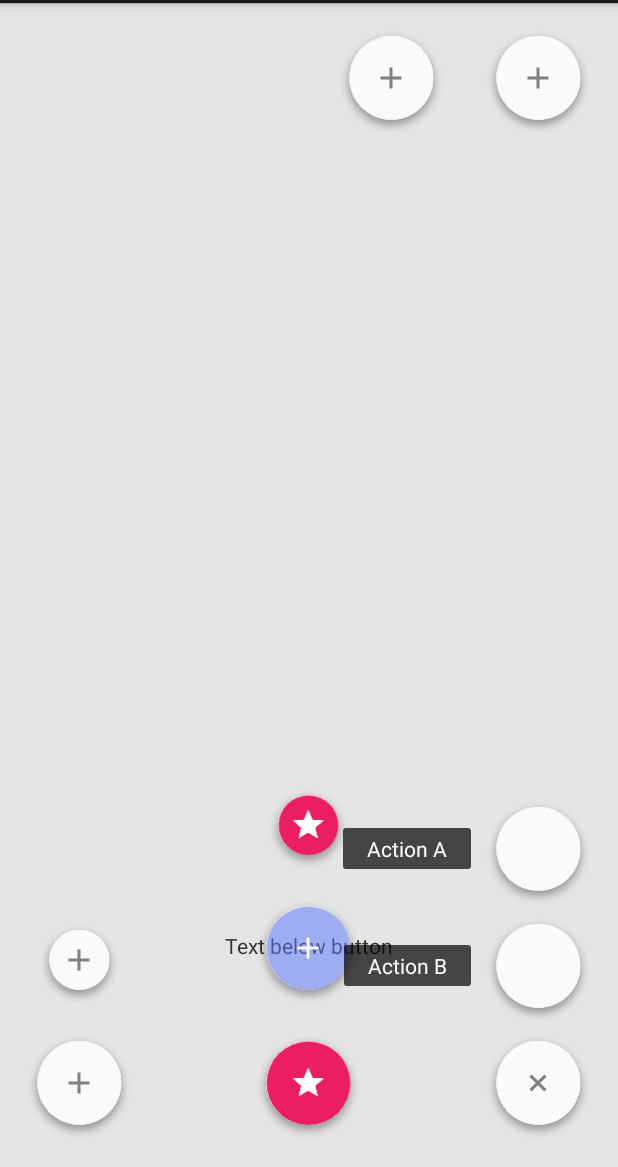
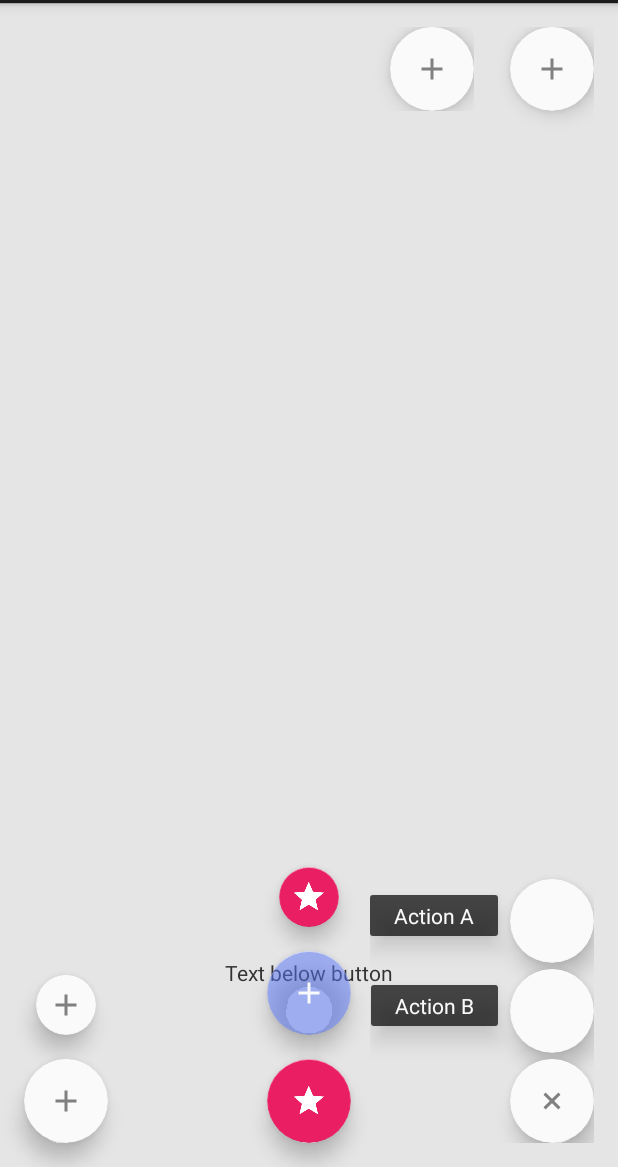
Before and after one commit to zendesk/android-floating-action-button, an Android app: the screen it shows after launch (MainActivity), after a tap on an icon or button, on a phone screen of 412 x 824 dp, the part 69-1236 px from its top. Run offline under Robolectric (Android 15) with nearby library versions, the phone set to English and light mode, and no system bars.

Commit message:
Elevation and ripple on API 21+
Todo: the elevation is not being rendered on the emulator. Possibly related to:

https://stackoverflow.com/questions/26636251/elevation-on-android-5-0-lollipop-not-working

```diff
--- a/library/src/main/java/com/getbase/floatingactionbutton/FloatingActionButton.java
+++ b/library/src/main/java/com/getbase/floatingactionbutton/FloatingActionButton.java
@@ -2,12 +2,14 @@ package com.getbase.floatingactionbutton;
 
 import android.annotation.SuppressLint;
 import android.content.Context;
+import android.content.res.ColorStateList;
 import android.content.res.TypedArray;
 import android.graphics.Bitmap;
 import android.graphics.Bitmap.Config;
 import android.graphics.Canvas;
 import android.graphics.Color;
 import android.graphics.LinearGradient;
+import android.graphics.Outline;
 import android.graphics.Paint;
 import android.graphics.Paint.Style;
 import android.graphics.RectF;
@@ -16,14 +18,16 @@ import android.graphics.drawable.BitmapDrawable;
 import android.graphics.drawable.ColorDrawable;
 import android.graphics.drawable.Drawable;
 import android.graphics.drawable.LayerDrawable;
+import android.graphics.drawable.RippleDrawable;
 import android.graphics.drawable.StateListDrawable;
 import android.os.Build;
-import android.os.Build.VERSION_CODES;
 import android.support.annotation.ColorRes;
 import android.support.annotation.DimenRes;
 import android.support.annotation.DrawableRes;
 import android.support.annotation.IntDef;
 import android.util.AttributeSet;
+import android.view.View;
+import android.view.ViewOutlineProvider;
 import android.widget.ImageButton;
 
 import java.lang.annotation.Retention;
@@ -44,6 +48,7 @@ public class FloatingActionButton extends ImageButton {
 
   int mColorNormal;
   int mColorPressed;
+  int mColorRipple;
   String mTitle;
   @DrawableRes
   private int mIcon;
@@ -72,14 +77,16 @@ public class FloatingActionButton extends ImageButton {
     TypedArray attr = context.obtainStyledAttributes(attributeSet, R.styleable.FloatingActionButton, 0, 0);
     mColorNormal = attr.getColor(R.styleable.FloatingActionButton_fab_colorNormal, getColor(android.R.color.holo_blue_dark));
     mColorPressed = attr.getColor(R.styleable.FloatingActionButton_fab_colorPressed, getColor(android.R.color.holo_blue_light));
+    mColorRipple = attr.getColor(R.styleable.FloatingActionButton_fab_colorRipple, getColor(android.R.color.white));
     mSize = attr.getInt(R.styleable.FloatingActionButton_fab_size, SIZE_NORMAL);
     mIcon = attr.getResourceId(R.styleable.FloatingActionButton_fab_icon, 0);
     mTitle = attr.getString(R.styleable.FloatingActionButton_fab_title);
     attr.recycle();
 
     updateCircleSize();
-    mShadowRadius = getDimension(R.dimen.fab_shadow_radius);
-    mShadowOffset = getDimension(R.dimen.fab_shadow_offset);
+    // Setting these to zero correctly adjusts the later calculations for API 21+
+    mShadowRadius = hasLollipopApi() ? 0 : getDimension(R.dimen.fab_shadow_radius);
+    mShadowOffset = hasLollipopApi() ? 0 : getDimension(R.dimen.fab_shadow_offset);
     updateDrawableSize();
 
     updateBackground();
@@ -154,6 +161,24 @@ public class FloatingActionButton extends ImageButton {
     }
   }
 
+  /**
+   * @return the current color for ripple.
+   */
+  public int getColorRipple() {
+    return mColorRipple;
+  }
+
+  public void setColorRippleResId(@ColorRes int colorRipple) {
+    setColorRipple(getColor(colorRipple));
+  }
+
+  public void setColorRipple(int color) {
+    if (mColorRipple != color) {
+      mColorRipple = color;
+      updateBackground();
+    }
+  }
+
   int getColor(@ColorRes int id) {
     return getResources().getColor(id);
   }
@@ -178,7 +203,12 @@ public class FloatingActionButton extends ImageButton {
 
     final RectF circleRect = new RectF(circleLeft, circleTop, circleLeft + mCircleSize, circleTop + mCircleSize);
 
-    LayerDrawable layerDrawable = new LayerDrawable(
+    LayerDrawable layerDrawable = new LayerDrawable(hasLollipopApi() ?
+        new Drawable[] {
+            createFillDrawable(circleRect),
+            createStrokesDrawable(circleRect),
+            getIconDrawable()
+        } :
         new Drawable[] {
             getResources().getDrawable(mSize == SIZE_NORMAL ? R.drawable.fab_bg_normal : R.drawable.fab_bg_mini),
             createFillDrawable(circleRect),
@@ -192,7 +222,8 @@ public class FloatingActionButton extends ImageButton {
     int iconInsetTop = (int) (circleTop + iconOffset);
     int iconInsetBottom = (int) (mShadowRadius + mShadowOffset + iconOffset);
 
-    layerDrawable.setLayerInset(3, iconInsetHorizontal, iconInsetTop, iconInsetHorizontal, iconInsetBottom);
+    layerDrawable.setLayerInset(hasLollipopApi() ? 2 : 3,
+        iconInsetHorizontal, iconInsetTop, iconInsetHorizontal, iconInsetBottom);
 
     setBackgroundCompat(layerDrawable);
   }
@@ -284,10 +315,33 @@ public class FloatingActionButton extends ImageButton {
   @SuppressWarnings("deprecation")
   @SuppressLint("NewApi")
   private void setBackgroundCompat(Drawable drawable) {
-    if (Build.VERSION.SDK_INT >= VERSION_CODES.JELLY_BEAN) {
+    if (hasLollipopApi()) {
+      float elevation = getElevation() > 0.0f ? getElevation()
+          : getDimension(R.dimen.fab_elevation_lollipop);
+      setElevation(elevation);
+      RippleDrawable rippleDrawable = new RippleDrawable(new ColorStateList(new int[][]{{}},
+          new int[]{mColorRipple}), drawable, null);
+      setOutlineProvider(new ViewOutlineProvider() {
+        @Override
+        public void getOutline(View view, Outline outline) {
+          int size = (int) mCircleSize;
+          outline.setOval(0, 0, size, size);
+        }
+      });
+      setClipToOutline(true);
+      setBackground(rippleDrawable);
+    } else if (hasJellyBeanApi()) {
       setBackground(drawable);
     } else {
       setBackgroundDrawable(drawable);
     }
   }
+
+  private boolean hasLollipopApi() {
+    return Build.VERSION.SDK_INT >= Build.VERSION_CODES.LOLLIPOP;
+  }
+
+  private boolean hasJellyBeanApi() {
+    return Build.VERSION.SDK_INT >= Build.VERSION_CODES.JELLY_BEAN;
+  }
 }
--- a/library/src/main/java/com/getbase/floatingactionbutton/FloatingActionsMenu.java
+++ b/library/src/main/java/com/getbase/floatingactionbutton/FloatingActionsMenu.java
@@ -2,11 +2,13 @@ package com.getbase.floatingactionbutton;
 
 import android.animation.AnimatorSet;
 import android.animation.ObjectAnimator;
+import android.annotation.SuppressLint;
 import android.content.Context;
 import android.content.res.TypedArray;
 import android.graphics.Canvas;
 import android.graphics.drawable.Drawable;
 import android.graphics.drawable.LayerDrawable;
+import android.os.Build;
 import android.os.Parcel;
 import android.os.Parcelable;
 import android.support.annotation.ColorRes;
@@ -399,6 +401,7 @@ public class FloatingActionsMenu extends ViewGroup {
     }
   }
 
+  @SuppressLint("NewApi")
   private void createLabels() {
     Context context = new ContextThemeWrapper(getContext(), mLabelsStyle);
 
@@ -410,6 +413,8 @@ public class FloatingActionsMenu extends ViewGroup {
 
       TextView label = new TextView(context);
       label.setText(button.getTitle());
+      if (hasLollipopApi())
+        label.setElevation(button.getElevation());
       addView(label);
 
       button.setTag(R.id.fab_label, label);
@@ -500,4 +505,8 @@ public class FloatingActionsMenu extends ViewGroup {
       }
     };
   }
+
+  private boolean hasLollipopApi() {
+    return Build.VERSION.SDK_INT >= Build.VERSION_CODES.LOLLIPOP;
+  }
 }
--- a/library/src/main/res/values/attrs.xml
+++ b/library/src/main/res/values/attrs.xml
@@ -3,6 +3,7 @@
     <declare-styleable name="FloatingActionButton">
         <attr name="fab_colorPressed" format="color"/>
         <attr name="fab_colorNormal" format="color"/>
+        <attr name="fab_colorRipple" format="color"/>
         <attr name="fab_icon" format="reference"/>
         <attr name="fab_size" format="enum">
             <enum name="normal" value="0"/>
--- a/library/src/main/res/values/dimens.xml
+++ b/library/src/main/res/values/dimens.xml
@@ -10,6 +10,8 @@
     <dimen name="fab_shadow_offset">3dp</dimen>
     <dimen name="fab_shadow_radius">9dp</dimen>
 
+    <dimen name="fab_elevation_lollipop">8dp</dimen>
+
     <dimen name="fab_stroke_width">0.5dp</dimen>
 
     <dimen name="fab_actions_spacing">16dp</dimen>
```
